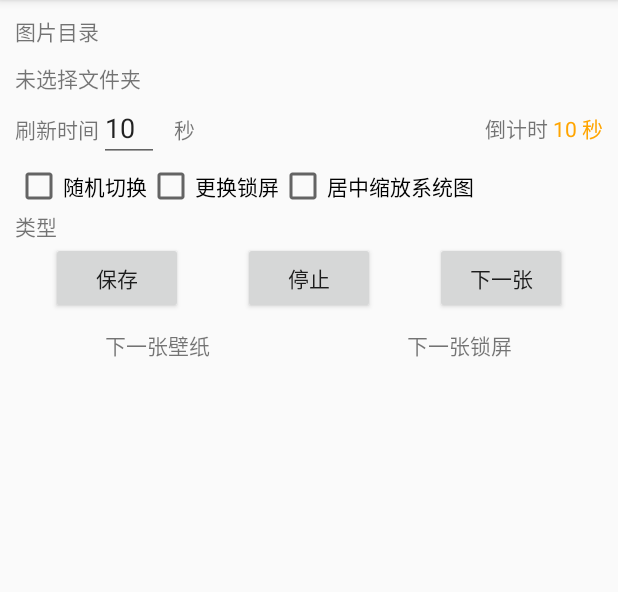
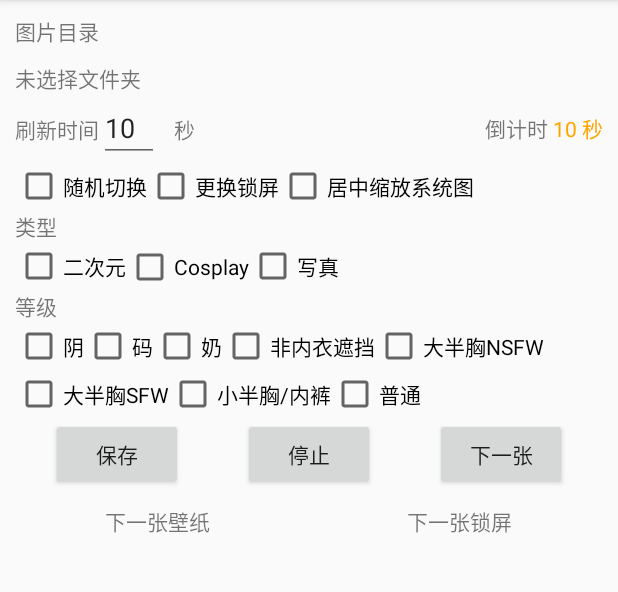
Before and after one commit to originalMemory/auto-wallpaper, an Android app: the screen it shows after launch (MainActivity), on a phone screen of 412 x 824 dp, the part 84-676 px from its top. Run offline under Robolectric (Android 15) with nearby library versions, the phone set to English and light mode, and no system bars; our stand-ins replace FlexboxLayout; libraries missing offline, so code that uses them is left out: me.rosuh.filepicker.

Commit message:
ADD: 图片筛选功能

```diff
--- a/app/build.gradle
+++ b/app/build.gradle
@@ -31,6 +31,7 @@ dependencies {
     implementation 'androidx.constraintlayout:constraintlayout:1.1.3'
 
     implementation 'me.rosuh:AndroidFilePicker:0.6.2-x'
+    implementation 'com.google.android.flexbox:flexbox:3.0.0'
 
     implementation 'com.github.bumptech.glide:glide:4.12.0'
     annotationProcessor 'com.github.bumptech.glide:compiler:4.12.0'
--- a/app/src/main/java/com/example/autowallpaper/AutoWallpaperService.kt
+++ b/app/src/main/java/com/example/autowallpaper/AutoWallpaperService.kt
@@ -16,8 +16,9 @@ import android.util.Log
 import android.view.View
 import android.widget.RemoteViews
 import com.example.autowallpaper.helper.GlobalApplication
+import com.example.autowallpaper.helper.ImageInfo
 import com.example.autowallpaper.helper.PrefHelper
-import com.example.autowallpaper.helper.getImagePathList
+import com.example.autowallpaper.helper.getImageInfoList
 import java.io.File
 
 object WallpaperData {
@@ -27,6 +28,8 @@ object WallpaperData {
     private const val KEY_RANDOM_CHANGE = "randomChange"
     private const val KEY_CHANGE_LOCK = "changeLock"
     private const val KEY_RESIZE_SYSTEM = "resizeSystem"
+    private const val KEY_TYPE_FILTER = "typeFilter"
+    private const val KEY_LEVEL_FILTER = "levelFilter"
 
     var timeInterval = 0
     var imageFolderPath = ""
@@ -45,9 +48,21 @@ object WallpaperData {
             field = value
             prefHelper.put(KEY_RESIZE_SYSTEM, value)
         }
+    var typeFilter: List<Int> = emptyList()
+        set(value) {
+            field = value
+            prefHelper.put(KEY_TYPE_FILTER, value.joinToString(","))
+        }
+    var levelFilter: List<Int> = emptyList()
+        set(value) {
+            field = value
+            prefHelper.put(KEY_LEVEL_FILTER, value.joinToString(","))
+        }
+
     private var curIndex = 0
     var nextIndex = 0
-    private var imagePaths = listOf<String>()
+    private var totalImages = listOf<ImageInfo>()
+    private var filteredImages = listOf<ImageInfo>()
     private val prefHelper by lazy { PrefHelper() }
 
     fun load() {
@@ -56,33 +71,56 @@ object WallpaperData {
         isRandom = prefHelper.getBoolean(KEY_RANDOM_CHANGE)
         isChangeLock = prefHelper.getBoolean(KEY_CHANGE_LOCK)
         isResizeSystem = prefHelper.getBoolean(KEY_RESIZE_SYSTEM)
+        typeFilter =
+            prefHelper.getString(KEY_TYPE_FILTER).split(",").mapNotNull { it.toIntOrNull() }
+        levelFilter =
+            prefHelper.getString(KEY_LEVEL_FILTER).split(",").mapNotNull { it.toIntOrNull() }
         nextIndex = prefHelper.getInt(KEY_CURRENT_INDEX)
         checkFolder()
-        refreshNextIndex()
     }
 
     fun refreshNextIndex() {
         if (imageSize == 0) return
         curIndex = nextIndex
         nextIndex = if (isRandom) {
-            (imagePaths.indices).random()
+            (filteredImages.indices).random()
         } else {
-            if (nextIndex < imagePaths.size - 1) nextIndex + 1 else 0
+            if (nextIndex < filteredImages.size - 1) nextIndex + 1 else 0
         }
         prefHelper.put(KEY_CURRENT_INDEX, curIndex)
     }
 
-    fun checkFolder(): String? {
-        if (imagePaths.isNotEmpty() && nextImagePath != null) return null
-        imagePaths = File(imageFolderPath).getImagePathList()
-        return if (imagePaths.isEmpty()) "文件夹没有图片" else null
+    private fun checkFolder() {
+        totalImages = File(imageFolderPath).getImageInfoList()
+        updateFilter()
     }
 
-    fun update(imageFolderPath: String, timeInterval: Int) {
-        if (this.imageFolderPath != imageFolderPath) {
+    private fun updateFilter() {
+        filteredImages = totalImages.filter {
+            (typeFilter.isEmpty() || it.type in typeFilter) &&
+                (levelFilter.isEmpty() || it.level in levelFilter)
+        }
+        refreshNextIndex()
+        Log.i(
+            "updateFilter",
+            "type: $typeFilter, level: $levelFilter, totalSize: ${totalImages.size}, filteredSize: ${filteredImages.size}"
+        )
+    }
+
+    fun update(
+        imageFolderPath: String, timeInterval: Int,
+        types: List<Int>,
+        levels: List<Int>
+    ) {
+        val filterChanged = typeFilter != types || levelFilter != levels
+        typeFilter = types
+        levelFilter = levels
+        val pathChanged = this.imageFolderPath != imageFolderPath
+        if (pathChanged) {
             this.imageFolderPath = imageFolderPath
             prefHelper.put(KEY_IMAGE_FOLDER_PATH, imageFolderPath)
-            imagePaths = listOf()
+            totalImages = listOf()
+            checkFolder()
             curIndex = 0
             nextIndex = 0
         }
@@ -90,27 +128,40 @@ object WallpaperData {
             this.timeInterval = timeInterval
             prefHelper.put(KEY_TIME_INTERVAL, timeInterval)
         }
+        if (filterChanged && !pathChanged) {
+            updateFilter()
+        }
     }
 
     val nextImagePath: String?
-        get() = imagePaths.getOrNull(nextIndex)
+        get() = filteredImages.getOrNull(nextIndex)?.path
 
     private val lockCurIndex: Int
         get() = imageSize - curIndex - 1
     val lockNextIndex: Int
         get() = imageSize - nextIndex - 1
 
+    val curImage: ImageInfo?
+        get() = filteredImages.getOrNull(curIndex)
+
     val curImagePath: String?
-        get() = imagePaths.getOrNull(curIndex)
+        get() = curImage?.path
+
+    val lockCurImage: ImageInfo?
+        get() = filteredImages.getOrNull(lockCurIndex)
 
     val lockCurImagePath: String?
-        get() = imagePaths.getOrNull(lockCurIndex)
+        get() = lockCurImage?.path
 
     val lockNextImagePath: String?
-        get() = imagePaths.getOrNull(lockNextIndex)
+        get() = filteredImages.getOrNull(lockNextIndex)?.path
 
     val imageSize
-        get() = imagePaths.size
+        get() = filteredImages.size
+
+    // region 筛选
+
+    // endregion
 }
 
 class AutoWallpaperService : Service() {
@@ -120,7 +171,8 @@ class AutoWallpaperService : Service() {
         private val TAG = AutoWallpaperService::class.java.simpleName
 
         const val SECOND = 1000L
-//        private const val MINUTE = 60 * SECOND
+
+        //        private const val MINUTE = 60 * SECOND
         private const val CHANNEL_ID = "autoWallpaper"
         private const val CHANNEL_NAME = "自动更换壁纸"
         private const val NOTIFICATION_ID = 1
@@ -138,10 +190,6 @@ class AutoWallpaperService : Service() {
 
     private fun changeWallpaper() {
         try {
-            WallpaperData.checkFolder()?.let {
-                errorListener?.invoke(it)
-                return
-            }
             val imagePath = WallpaperData.nextImagePath ?: return
             val lockImagePath = WallpaperData.lockNextImagePath ?: return
             WallpaperData.refreshNextIndex()
@@ -233,7 +281,7 @@ class AutoWallpaperService : Service() {
         val remoteView = RemoteViews(packageName, R.layout.notification)
         val systemImgName = applicationContext.getString(
             R.string.system_img_name,
-            WallpaperData.curImagePath?.substringAfterLast('/')
+            WallpaperData.curImage?.title
         )
         remoteView.setTextViewText(R.id.systemImgNameTextView, systemImgName)
         remoteView.setViewVisibility(
@@ -243,7 +291,7 @@ class AutoWallpaperService : Service() {
         if (WallpaperData.isChangeLock) {
             val lockImgName = applicationContext.getString(
                 R.string.lock_img_name,
-                WallpaperData.lockCurImagePath?.substringAfterLast('/')
+                WallpaperData.lockCurImage?.title
             )
             remoteView.setTextViewText(R.id.lockImgNameTextView, lockImgName)
         }
@@ -277,9 +325,11 @@ class AutoWallpaperService : Service() {
 
         fun startChangeWallpaper(
             imageFolderPath: String,
-            timeInterval: Int
+            timeInterval: Int,
+            types: List<Int>,
+            levels: List<Int>
         ) {
-            WallpaperData.update(imageFolderPath, timeInterval)
+            WallpaperData.update(imageFolderPath, timeInterval, types, levels)
             directChangeWallpaper()
         }
 
@@ -289,7 +339,9 @@ class AutoWallpaperService : Service() {
         }
 
         fun forceChange() {
-            changeWallpaper()
+            Thread {
+                changeWallpaper()
+            }.start()
         }
 
         fun stop() {
--- a/app/src/main/res/layout/activity_main.xml
+++ b/app/src/main/res/layout/activity_main.xml
@@ -112,26 +112,113 @@
 
     </LinearLayout>
 
+    <TextView
+        android:layout_width="wrap_content"
+        android:layout_height="wrap_content"
+        app:layout_constraintTop_toBottomOf="@id/checkboxContainer"
+        app:layout_constraintStart_toStartOf="@id/imgDirHint"
+        android:id="@+id/typeTextView"
+        android:text="@string/type" />
+
     <LinearLayout
-        android:id="@+id/filterContainer"
+        android:id="@+id/typeContainer"
         android:layout_width="match_parent"
-        app:layout_constraintTop_toBottomOf="@id/checkboxContainer"
+        app:layout_constraintTop_toBottomOf="@id/typeTextView"
         app:layout_constraintStart_toStartOf="@id/imgDirHint"
         android:layout_height="wrap_content" >
 
-        <TextView
+        <CheckBox
             android:layout_width="wrap_content"
             android:layout_height="wrap_content"
-            android:text="类型" />
+            android:id="@+id/type1CheckBox"
+            android:text="@string/type1" />
+
+        <CheckBox
+            android:layout_width="wrap_content"
+            android:layout_height="wrap_content"
+            android:id="@+id/type2CheckBox"
+            android:text="@string/type2" />
+
+        <CheckBox
+            android:layout_width="wrap_content"
+            android:layout_height="wrap_content"
+            android:id="@+id/type3CheckBox"
+            android:text="@string/type3" />
 
     </LinearLayout>
+
+    <TextView
+        android:layout_width="wrap_content"
+        android:layout_height="wrap_content"
+        app:layout_constraintTop_toBottomOf="@id/typeContainer"
+        app:layout_constraintStart_toStartOf="@id/imgDirHint"
+        android:id="@+id/levelTextView"
+        android:text="@string/level" />
+
+    <com.google.android.flexbox.FlexboxLayout
+        android:id="@+id/levelContainer"
+        android:layout_width="match_parent"
+        app:layout_constraintTop_toBottomOf="@id/levelTextView"
+        app:layout_constraintStart_toStartOf="@id/imgDirHint"
+        app:flexWrap="wrap"
+        android:layout_height="wrap_content" >
+
+        <CheckBox
+            android:layout_width="wrap_content"
+            android:layout_height="wrap_content"
+            android:id="@+id/level1CheckBox"
+            android:text="@string/level1" />
+
+        <CheckBox
+            android:layout_width="wrap_content"
+            android:layout_height="wrap_content"
+            android:id="@+id/level2CheckBox"
+            android:text="@string/level2" />
+
+        <CheckBox
+            android:layout_width="wrap_content"
+            android:layout_height="wrap_content"
+            android:id="@+id/level3CheckBox"
+            android:text="@string/level3" />
+
+        <CheckBox
+            android:layout_width="wrap_content"
+            android:layout_height="wrap_content"
+            android:id="@+id/level4CheckBox"
+            android:text="@string/level4" />
+
+        <CheckBox
+            android:layout_width="wrap_content"
+            android:layout_height="wrap_content"
+            android:id="@+id/level5CheckBox"
+            android:text="@string/level5" />
+
+        <CheckBox
+            android:layout_width="wrap_content"
+            android:layout_height="wrap_content"
+            android:id="@+id/level6CheckBox"
+            android:text="@string/level6" />
+
+        <CheckBox
+            android:layout_width="wrap_content"
+            android:layout_height="wrap_content"
+            android:id="@+id/level7CheckBox"
+            android:text="@string/level7" />
+
+        <CheckBox
+            android:layout_width="wrap_content"
+            android:layout_height="wrap_content"
+            android:id="@+id/level8CheckBox"
+            android:text="@string/level8" />
+
+    </com.google.android.flexbox.FlexboxLayout>
 
     <LinearLayout
         android:layout_width="match_parent"
         android:layout_height="wrap_content"
         android:layout_marginBottom="10dp"
         android:id="@+id/buttonContainer"
-        app:layout_constraintTop_toBottomOf="@id/filterContainer"
+        app:layout_constraintTop_toBottomOf="@id/levelContainer"
         app:layout_constraintStart_toStartOf="@id/imgDirHint"
         android:gravity="center"
         android:orientation="horizontal">
--- a/app/src/main/res/values/strings.xml
+++ b/app/src/main/res/values/strings.xml
@@ -18,4 +18,17 @@
     <string name="cur_lockscreen">当前锁屏</string>
     <string name="next_lockscreen">下一张锁屏</string>
     <string name="countdown_hint">倒计时</string>
+    <string name="type">类型</string>
+    <string name="type1">二次元</string>
+    <string name="type2">Cosplay</string>
+    <string name="type3">写真</string>
+    <string name="level">等级</string>
+    <string name="level1">阴</string>
+    <string name="level2">码</string>
+    <string name="level3">奶</string>
+    <string name="level4">非内衣遮挡</string>
+    <string name="level5">大半胸NSFW</string>
+    <string name="level6">大半胸SFW</string>
+    <string name="level7">小半胸/内裤</string>
+    <string name="level8">普通</string>
 </resources>
--- a/build.gradle
+++ b/build.gradle
@@ -1,7 +1,7 @@
 // Top-level build file where you can add configuration options common to all sub-projects/modules.
 
 buildscript {
-    ext.kotlin_version = '1.3.21'
+    ext.kotlin_version = '1.3.50'
     repositories {
         google()
         jcenter()
```
Also changed, not shown: app/src/main/java/com/example/autowallpaper/MainActivity.kt (+46 -9 lines), app/src/main/java/com/example/autowallpaper/helper/FileExtension.kt (+38 -4 lines).
